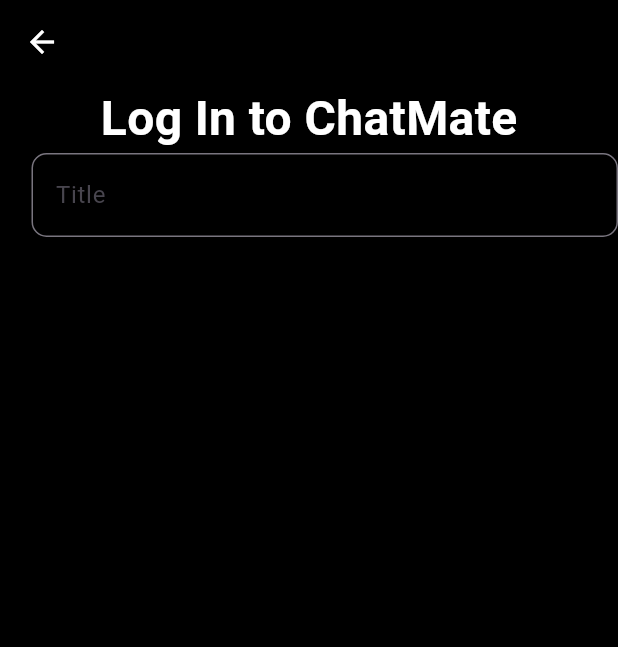
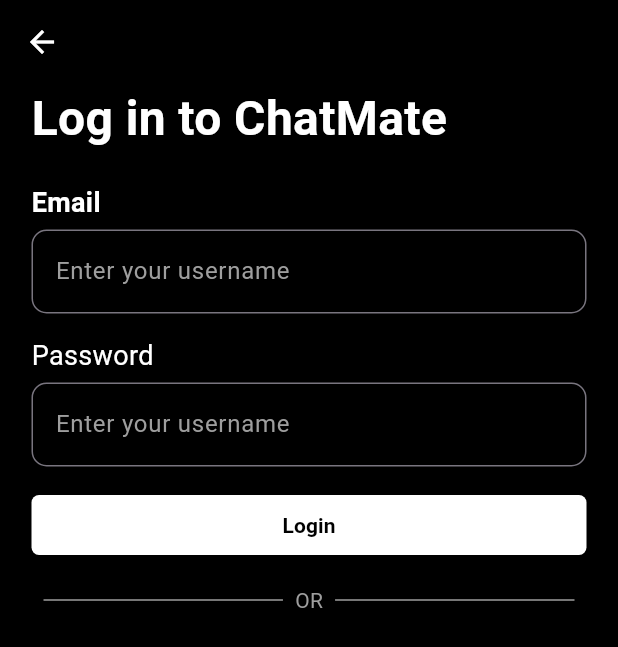
Before and after one commit to DeepakGunpal/chat-mate, a Flutter app: the Login screen opened directly, on a phone screen of 412 x 824 dp. Shown: the top 647 px of the screen. Run offline on Flutter 3.47's test engine with Material 3 defaults, Android fonts, the phone set to English and light mode, and no system bars; our stand-ins replace google_fonts.

Commit message:
Login page design almost completed

```diff
--- a/lib/Screens/login.dart
+++ b/lib/Screens/login.dart
@@ -2,58 +2,149 @@ import 'package:flutter/material.dart';
 
 class Login extends StatefulWidget {
   const Login({super.key});
+
   @override
   State<Login> createState() => _LoginState();
 }
 
 class _LoginState extends State<Login> {
+  final TextEditingController _usernameController = TextEditingController();
+
   @override
   Widget build(BuildContext context) {
     return Scaffold(
       backgroundColor: Colors.black,
       appBar: AppBar(
         backgroundColor: Colors.black,
-        // automaticallyImplyLeading: false,
         foregroundColor: Colors.white,
       ),
-      body: const Column(
-        children: [
-          Column(
+      body: SingleChildScrollView(
+        child: Padding(
+          padding: const EdgeInsets.fromLTRB(21, 0, 21, 0),
+          child: Column(
             children: [
-              Padding(
-                padding: EdgeInsets.fromLTRB(0, 0, 0, 0),
-                child: Text(
-                  'Log In to ChatMate',
-                  style: TextStyle(
+              const Row(
+                children: [
+                  Text(
+                    'Log in to ChatMate',
+                    style: TextStyle(
                       color: Colors.white,
                       fontSize: 32,
-                      fontWeight: FontWeight.bold),
+                      fontWeight: FontWeight.bold,
+                    ),
+                  ),
+                ],
+              ),
+              const SizedBox(height: 20),
+              Column(
+                children: [
+                  const Row(
+                    children: [
+                      Text(
+                        "Email",
+                        style: TextStyle(
+                            color: Colors.white,
+                            fontSize: 18,
+                            fontWeight: FontWeight.bold),
+                      ),
+                    ],
+                  ),
+                  const SizedBox(
+                    height: 5,
+                  ),
+                  TextField(
+                    controller: _usernameController,
+                    decoration: const InputDecoration(
+                      hintText: 'Enter your username',
+                      hintStyle: TextStyle(color: Colors.grey),
+                      border: OutlineInputBorder(
+                        borderRadius: BorderRadius.all(Radius.circular(10)),
+                      ),
+                    ),
+                  ),
+                  // Add code for password field (similar to username)
+                  // Add code for login button and functionality
+                ],
+              ),
+              const SizedBox(height: 15),
+              Column(
+                children: [
+                  const Row(
+                    children: [
+                      Text(
+                        "Password",
+                        style: TextStyle(color: Colors.white, fontSize: 18),
+                      ),
+                    ],
+                  ),
+                  const SizedBox(
+                    height: 5,
+                  ),
+                  TextField(
+                    controller: _usernameController,
+                    decoration: const InputDecoration(
+                      hintText: 'Enter your username',
+                      hintStyle: TextStyle(color: Colors.grey),
+                      border: OutlineInputBorder(
+                        borderRadius: BorderRadius.all(Radius.circular(10)),
+                      ),
+                    ),
+                  ),
+                  // Add code for password field (similar to username)
+                  // Add code for login button and functionality
+                ],
+              ),
+              const SizedBox(
+                height: 15,
+              ),
+              ElevatedButton(
+                // style:OutlinedButton.styleFrom(backgroundColor: Colors.white,),
+                style: ElevatedButton.styleFrom(
+                  backgroundColor: Colors.white,
+                  shape: RoundedRectangleBorder(
+                    borderRadius: BorderRadius.circular(5),
+                    // Adjust the radius as needed
+                  ),
                 ),
-              )
+                onPressed: () {},
+                child: const Center(
+                  child: Text(
+                    "Login",
+                    style: TextStyle(
+                        color: Colors.black, fontWeight: FontWeight.bold),
+                  ),
+                ),
+              ),
+              const Padding(
+                padding: EdgeInsets.all(8.0),
+                child: Row(
+                  children: [
+                    Expanded(
+                      child: Divider(
+                        color: Colors.grey,
+                        thickness: 1,
+                      ),
+                    ),
+                    Padding(
+                      padding: const EdgeInsets.all(8.0),
+                      child: Text(
+                        'OR',
+                        style: TextStyle(color: Colors.grey),
+                      ),
+                    ),
+                    Expanded(
+                      child: Divider(
+                        color: Colors.grey,
+                        thickness: 1,
+                      ),
+                    ),
+                  ],
+                ),
+              ),
             ],
           ),
-          Padding(
-            padding: EdgeInsets.fromLTRB(21, 0, 0, 0),
-            child: Column(
-              children: [
-                TextField(
-                  //  controller: _titleController,
-                  decoration: InputDecoration(
-                    labelText: 'Title',
-                    hintText: 'Add name of the place',
-                    hintTextDirection: TextDirection.rtl,
-                    hintStyle: TextStyle(color: Colors.grey),
-                    border: OutlineInputBorder(
-                        borderRadius: BorderRadius.all(Radius.circular(10))),
-                  ),
-                  // style: GoogleFonts.aBeeZee(color: Colors.white,fontSize: 20),
-                ),
-              ],
-            ),
-          )
-        ],
+        ),
       ),
-      // ),
     );
   }
 }
```
